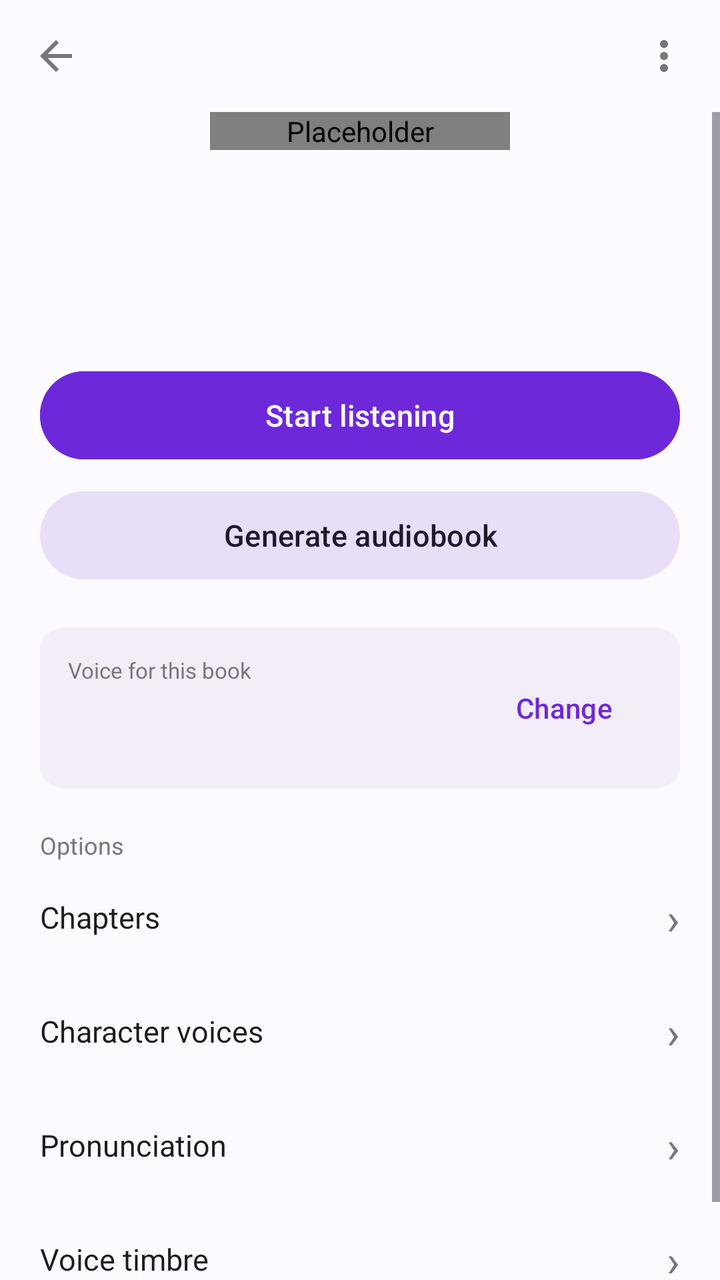
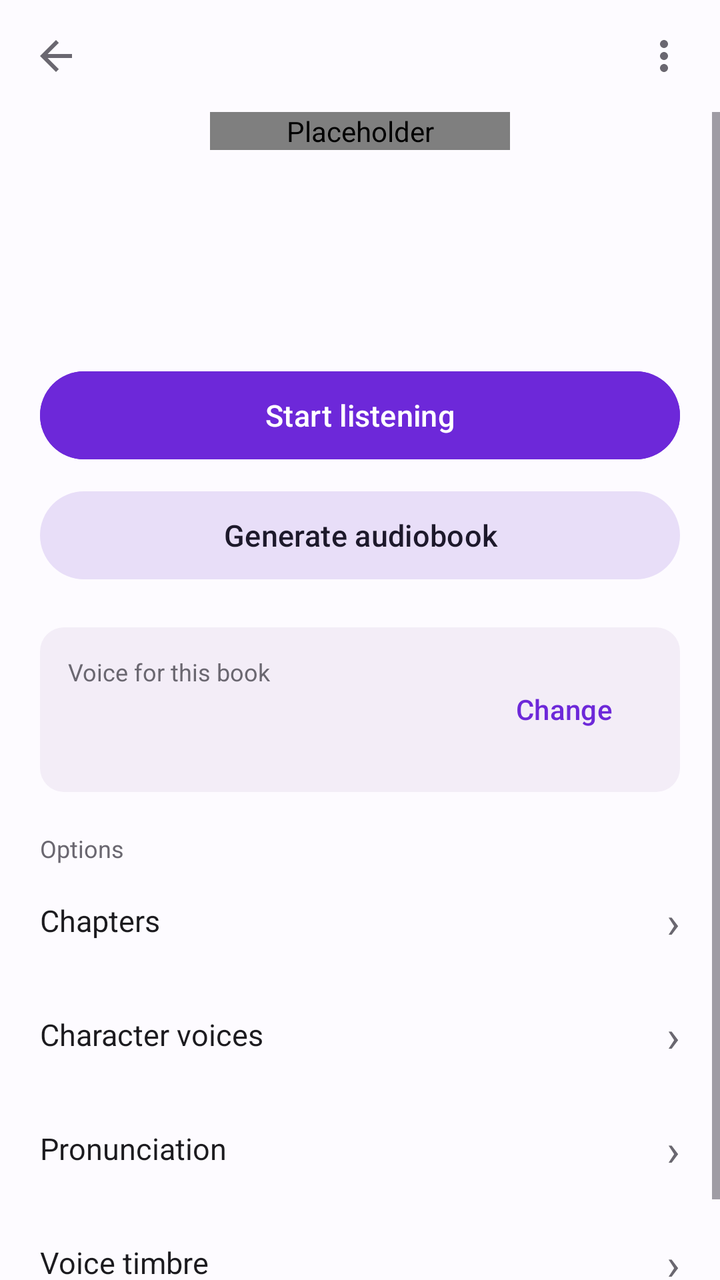

The first picture is an Android layout as it rendered before a commit; the second is the same layout after the commit. The layout source and the unified diff follow.
<!-- AndroidManifest.xml: application theme AppTheme -->
<!-- res/layout/activity_livro.xml -->
<?xml version="1.0" encoding="utf-8"?>
<LinearLayout
    xmlns:android="http://schemas.android.com/apk/res/android"
    xmlns:app="http://schemas.android.com/apk/res-auto"
    android:layout_width="match_parent"
    android:layout_height="match_parent"
    android:orientation="vertical"
    android:background="@color/color_background"
    android:fitsSystemWindows="true">

    <LinearLayout
        android:layout_width="match_parent"
        android:layout_height="56dp"
        android:orientation="horizontal"
        android:paddingStart="4dp"
        android:paddingEnd="4dp"
        android:gravity="center_vertical">

        <ImageButton
            android:id="@+id/btnVoltarLivro"
            android:layout_width="48dp"
            android:layout_height="48dp"
            android:background="@android:color/transparent"
            android:src="@drawable/ic_voltar"
            app:tint="@color/color_on_surface_dim"
            android:contentDescription="@string/cd_voltar"
            android:tooltipText="@string/cd_voltar"/>

        <View
            android:layout_width="0dp"
            android:layout_height="1dp"
            android:layout_weight="1"/>

        <ImageButton
            android:id="@+id/btnMaisLivro"
            android:layout_width="48dp"
            android:layout_height="48dp"
            android:background="@android:color/transparent"
            android:src="@drawable/ic_mais"
            app:tint="@color/color_on_surface_dim"
            android:contentDescription="@string/cd_mais_opcoes"
            android:tooltipText="@string/cd_mais_opcoes"/>
    </LinearLayout>

    <ScrollView
        android:layout_width="match_parent"
        android:layout_height="0dp"
        android:layout_weight="1"
        android:overScrollMode="never">

        <LinearLayout
            android:layout_width="match_parent"
            android:layout_height="wrap_content"
            android:orientation="vertical"
            android:paddingStart="20dp"
            android:paddingEnd="20dp"
            android:paddingBottom="24dp">

            <com.jonjonesbr.audiobookgen.ui.CapaView
                android:id="@+id/ivLivroCapaGrande"
                android:layout_width="150dp"
                android:layout_height="wrap_content"
                android:layout_gravity="center_horizontal"
                android:scaleType="centerCrop"
                android:contentDescription="@null"/>

            <TextView
                android:id="@+id/tvLivroTituloGrande"
                android:layout_width="match_parent"
                android:layout_height="wrap_content"
                android:layout_marginTop="16dp"
                android:gravity="center"
                android:fontFamily="@font/literata"
                android:textColor="@color/color_on_surface"
                android:textSize="22sp"
                android:textStyle="bold"/>

            <TextView
                android:id="@+id/tvLivroAutorGrande"
                android:layout_width="match_parent"
                android:layout_height="wrap_content"
                android:layout_marginTop="4dp"
                android:gravity="center"
                android:textColor="@color/color_on_surface_muted"
                android:textSize="14sp"/>

            <TextView
                android:id="@+id/tvLivroMeta"
                android:layout_width="match_parent"
                android:layout_height="wrap_content"
                android:layout_marginTop="6dp"
                android:gravity="center"
                android:textColor="@color/color_on_surface_dim"
                android:textSize="12sp"/>

            <ProgressBar
                android:id="@+id/pbLivroProgresso"
                style="?android:attr/progressBarStyleHorizontal"
                android:layout_width="match_parent"
                android:layout_height="wrap_content"
                android:layout_marginTop="16dp"
                android:max="1000"
                android:visibility="gone"/>

            <TextView
                android:id="@+id/tvLivroProgresso"
                android:layout_width="match_parent"
                android:layout_height="wrap_content"
                android:layout_marginTop="4dp"
                android:textColor="@color/color_on_surface_dim"
                android:textSize="12sp"
                android:visibility="gone"/>

            <Button
                android:id="@+id/btnLivroContinuar"
                android:layout_width="match_parent"
                android:layout_height="wrap_content"
                android:minHeight="52dp"
                android:layout_marginTop="16dp"
                android:text="@string/livro_comecar"
                android:textSize="15sp"
                android:backgroundTint="?attr/colorPrimary"
                android:textColor="?attr/colorOnPrimary"/>

            <Button
                android:id="@+id/btnLivroGerarAudiobook"
                style="@style/Widget.Material3.Button.TonalButton"
                android:layout_width="match_parent"
                android:layout_height="wrap_content"
                android:minHeight="52dp"
                android:layout_marginTop="8dp"
                android:text="@string/bib_acao_audiobook"
                android:textSize="15sp"/>

            <LinearLayout
                android:layout_width="match_parent"
                android:layout_height="wrap_content"
                android:layout_marginTop="20dp"
                android:orientation="horizontal"
                android:gravity="center_vertical"
                android:padding="14dp"
                android:background="@drawable/bg_card">

                <LinearLayout
                    android:layout_width="0dp"
                    android:layout_height="wrap_content"
                    android:layout_weight="1"
                    android:orientation="vertical">

                    <TextView
                        android:layout_width="match_parent"
                        android:layout_height="wrap_content"
                        android:text="@string/livro_voz_titulo"
                        android:textColor="@color/color_on_surface_dim"
                        android:textSize="11sp"/>

                    <TextView
                        android:id="@+id/tvLivroVozNome"
                        android:layout_width="match_parent"
                        android:layout_height="wrap_content"
                        android:textColor="@color/color_on_surface"
                        android:textSize="16sp"
                        android:textStyle="bold"/>

                    <TextView
                        android:id="@+id/tvLivroVozDetalhe"
                        android:layout_width="match_parent"
                        android:layout_height="wrap_content"
                        android:textColor="@color/color_on_surface_muted"
                        android:textSize="12sp"/>
                </LinearLayout>

                <Button
                    android:id="@+id/btnTrocarVozLivro"
                    style="@style/Widget.Material3.Button.TextButton"
                    android:layout_width="wrap_content"
                    android:layout_height="wrap_content"
                    android:text="@string/livro_trocar"
                    android:textColor="?attr/colorPrimary"/>
            </LinearLayout>

            <TextView
                android:layout_width="match_parent"
                android:layout_height="wrap_content"
                android:layout_marginTop="20dp"
                android:text="@string/livro_opcoes_titulo"
                android:textColor="@color/color_on_surface_dim"
                android:textSize="12sp"/>

            <LinearLayout
                android:id="@+id/linhaCapitulosLivro"
                android:layout_width="match_parent"
                android:layout_height="wrap_content"
                android:minHeight="56dp"
                android:gravity="center_vertical"
                android:orientation="horizontal"
                android:background="?attr/selectableItemBackground"
                android:clickable="true"
                android:focusable="true">

                <TextView
                    android:layout_width="0dp"
                    android:layout_height="wrap_content"
                    android:layout_weight="1"
                    android:text="@string/livro_op_capitulos"
                    android:textColor="@color/color_on_surface"
                    android:textSize="15sp"/>

                <TextView
                    android:layout_width="wrap_content"
                    android:layout_height="wrap_content"
                    android:text="›"
                    android:textColor="@color/color_on_surface_dim"
                    android:textSize="22sp"/>
            </LinearLayout>

            <View android:layout_width="match_parent" android:layout_height="1dp" android:background="@color/color_divider"/>

            <LinearLayout
                android:id="@+id/linhaPersonagensLivro"
                android:layout_width="match_parent"
                android:layout_height="wrap_content"
                android:minHeight="56dp"
                android:gravity="center_vertical"
                android:orientation="horizontal"
                android:background="?attr/selectableItemBackground"
                android:clickable="true"
                android:focusable="true">

                <TextView
                    android:layout_width="0dp"
                    android:layout_height="wrap_content"
                    android:layout_weight="1"
                    android:text="@string/livro_op_personagens"
                    android:textColor="@color/color_on_surface"
                    android:textSize="15sp"/>

                <TextView
                    android:layout_width="wrap_content"
                    android:layout_height="wrap_content"
                    android:text="›"
                    android:textColor="@color/color_on_surface_dim"
                    android:textSize="22sp"/>
            </LinearLayout>

            <View android:layout_width="match_parent" android:layout_height="1dp" android:background="@color/color_divider"/>

            <LinearLayout
                android:id="@+id/linhaPronunciaLivro"
                android:layout_width="match_parent"
                android:layout_height="wrap_content"
                android:minHeight="56dp"
                android:gravity="center_vertical"
                android:orientation="horizontal"
                android:background="?attr/selectableItemBackground"
                android:clickable="true"
                android:focusable="true">

                <TextView
                    android:layout_width="0dp"
                    android:layout_height="wrap_content"
                    android:layout_weight="1"
                    android:text="@string/livro_op_pronuncia"
                    android:textColor="@color/color_on_surface"
                    android:textSize="15sp"/>

                <TextView
                    android:layout_width="wrap_content"
                    android:layout_height="wrap_content"
                    android:text="›"
                    android:textColor="@color/color_on_surface_dim"
                    android:textSize="22sp"/>
            </LinearLayout>

            <View android:layout_width="match_parent" android:layout_height="1dp" android:background="@color/color_divider"/>

            <LinearLayout
                android:id="@+id/linhaTimbreLivro"
                android:layout_width="match_parent"
                android:layout_height="wrap_content"
                android:minHeight="56dp"
                android:gravity="center_vertical"
                android:orientation="horizontal"
                android:background="?attr/selectableItemBackground"
                android:clickable="true"
                android:focusable="true">

                <TextView
                    android:layout_width="0dp"
                    android:layout_height="wrap_content"
                    android:layout_weight="1"
                    android:text="@string/livro_op_timbre"
                    android:textColor="@color/color_on_surface"
                    android:textSize="15sp"/>

                <TextView
                    android:layout_width="wrap_content"
                    android:layout_height="wrap_content"
                    android:text="›"
                    android:textColor="@color/color_on_surface_dim"
                    android:textSize="22sp"/>
            </LinearLayout>
        </LinearLayout>
    </ScrollView>

    <include
        layout="@layout/view_mini_player"
        android:layout_width="match_parent"
        android:layout_height="wrap_content"/>
</LinearLayout>
<!-- res/layout/view_mini_player.xml (included above) -->
<?xml version="1.0" encoding="utf-8"?>
<LinearLayout
    xmlns:android="http://schemas.android.com/apk/res/android"
    xmlns:app="http://schemas.android.com/apk/res-auto"
    android:id="@+id/miniPlayerRoot"
    android:layout_width="match_parent"
    android:layout_height="wrap_content"
    android:orientation="vertical"
    android:background="@color/color_surface"
    android:elevation="8dp"
    android:visibility="gone">

    <View
        android:layout_width="match_parent"
        android:layout_height="1dp"
        android:background="@color/color_divider"/>

    
    <LinearLayout
        android:id="@+id/guidedIndicatorBar"
        android:layout_width="match_parent"
        android:layout_height="52dp"
        android:orientation="horizontal"
        android:gravity="center_vertical"
        android:paddingStart="14dp"
        android:paddingEnd="8dp"
        android:background="@color/color_surface"
        android:visibility="gone">

        <TextView
            android:id="@+id/guidedIndicatorText"
            android:layout_width="0dp"
            android:layout_height="wrap_content"
            android:layout_weight="1"
            android:maxLines="1"
            android:ellipsize="end"
            android:textSize="13sp"
            android:textStyle="bold"
            android:textColor="@color/color_on_surface"/>

        <ImageButton
            android:id="@+id/guidedIndicatorPlayPause"
            android:layout_width="48dp"
            android:layout_height="48dp"
            android:background="@android:color/transparent"
            android:padding="4dp"
            android:src="@drawable/ic_player_pause"
            app:tint="@color/color_primary"
            android:contentDescription="@string/cd_play_pause"
            android:tooltipText="@string/cd_play_pause"/>

    </LinearLayout>

    <LinearLayout
        android:id="@+id/miniPlayerBar"
        android:layout_width="match_parent"
        android:layout_height="56dp"
        android:orientation="horizontal"
        android:gravity="center_vertical"
        android:paddingStart="12dp"
        android:paddingEnd="8dp">

        <TextView
            android:id="@+id/miniPlayerNome"
            android:layout_width="0dp"
            android:layout_height="wrap_content"
            android:layout_weight="1"
            android:maxLines="1"
            android:ellipsize="end"
            android:textSize="13sp"
            android:textStyle="bold"
            android:textColor="@color/color_on_surface"/>

        <ImageButton
            android:id="@+id/miniPlayerPlayPause"
            android:layout_width="48dp"
            android:layout_height="48dp"
            android:background="@android:color/transparent"
            android:padding="4dp"
            android:src="@drawable/ic_player_play"
            app:tint="@color/color_primary"
            android:contentDescription="@string/cd_play_pause"
            android:tooltipText="@string/cd_play_pause"/>

        <ImageButton
            android:id="@+id/miniPlayerExpandir"
            android:layout_width="48dp"
            android:layout_height="48dp"
            android:background="@android:color/transparent"
            android:padding="6dp"
            android:src="@android:drawable/arrow_up_float"
            app:tint="@color/color_on_surface_muted"
            android:contentDescription="@string/cd_expandir_player"
            android:tooltipText="@string/cd_expandir_player"/>

        
        <ImageButton
            android:id="@+id/miniPlayerFechar"
            android:layout_width="40dp"
            android:layout_height="40dp"
            android:background="@android:color/transparent"
            android:padding="8dp"
            android:src="@drawable/ic_player_fechar"
            app:tint="@color/color_on_surface_muted"
            android:contentDescription="@string/cd_fechar_player"
            android:tooltipText="@string/cd_fechar_player"/>

    </LinearLayout>

    <LinearLayout
        android:id="@+id/miniPlayerExpanded"
        android:layout_width="match_parent"
        android:layout_height="wrap_content"
        android:orientation="vertical"
        android:paddingStart="12dp"
        android:paddingEnd="12dp"
        android:paddingBottom="8dp"
        android:visibility="gone">

        <TextView
            android:id="@+id/miniPlayerTempo"
            android:layout_width="match_parent"
            android:layout_height="wrap_content"
            android:gravity="end"
            android:textSize="11sp"
            android:textColor="@color/color_on_surface_muted"
            android:text="@string/tempo_inicial"/>

        <SeekBar
            android:id="@+id/miniPlayerSeek"
            android:layout_width="match_parent"
            android:layout_height="wrap_content"
            android:progressTint="@color/color_primary"/>

        <LinearLayout
            android:layout_width="match_parent"
            android:layout_height="wrap_content"
            android:gravity="center"
            android:orientation="horizontal"
            android:layout_marginTop="4dp">

            <Button
                android:id="@+id/miniPlayerRecuar"
                android:layout_width="wrap_content"
                android:layout_height="wrap_content"
android:text="@string/mini_player_recuar"
                    android:textColor="@color/color_on_surface"
                    android:textSize="12sp"
                    style="@style/Widget.Material3.Button.TextButton"/>

            <ImageButton
                android:id="@+id/miniPlayerPlayPauseGrande"
                android:layout_width="52dp"
                android:layout_height="52dp"
                android:background="@drawable/bg_play_button"
                android:src="@drawable/ic_player_play"
                app:tint="@color/color_on_surface"
                android:contentDescription="@string/cd_play_pause"
                android:tooltipText="@string/cd_play_pause"
                android:layout_marginStart="8dp"
                android:layout_marginEnd="8dp"/>

            <Button
                android:id="@+id/miniPlayerAvancar"
                android:layout_width="wrap_content"
                android:layout_height="wrap_content"
android:text="@string/mini_player_avancar"
                    android:textColor="@color/color_on_surface"
                    android:textSize="12sp"
                    style="@style/Widget.Material3.Button.TextButton"/>

            <Button
                android:id="@+id/miniPlayerSleepTimer"
                android:layout_width="wrap_content"
                android:layout_height="wrap_content"
                android:text="😴"
                android:textSize="16sp"
                android:textColor="@color/color_on_surface"
                android:background="@android:color/transparent"
                android:contentDescription="@string/cd_sleep_timer"
                android:layout_marginStart="8dp"/>

        </LinearLayout>

        <HorizontalScrollView
            android:layout_width="match_parent"
            android:layout_height="wrap_content"
            android:scrollbars="none"
            android:layout_marginTop="4dp">

        <LinearLayout
            android:layout_width="wrap_content"
            android:layout_height="wrap_content"
            android:layout_gravity="center_horizontal"
            android:orientation="horizontal"
            android:gravity="center">

            <Button
                android:id="@+id/miniPlayerVel075"
                android:layout_width="wrap_content"
                android:layout_height="wrap_content"
android:text="@string/mini_player_vel_075"
                    android:textColor="@color/color_on_surface"
                android:textSize="11sp"
                style="@style/Widget.Material3.Button.TextButton"/>

            <Button
                android:id="@+id/miniPlayerVel100"
                android:layout_width="wrap_content"
                android:layout_height="wrap_content"
android:text="@string/mini_player_vel_100"
                    android:textColor="@color/color_on_surface"
                android:textSize="11sp"
                style="@style/Widget.Material3.Button.TextButton"/>

            <Button
                android:id="@+id/miniPlayerVel125"
                android:layout_width="wrap_content"
                android:layout_height="wrap_content"
android:text="@string/mini_player_vel_125"
                    android:textColor="@color/color_on_surface"
                android:textSize="11sp"
                style="@style/Widget.Material3.Button.TextButton"/>

            <Button
                android:id="@+id/miniPlayerVel150"
                android:layout_width="wrap_content"
                android:layout_height="wrap_content"
android:text="@string/mini_player_vel_150"
                    android:textColor="@color/color_on_surface"
                android:textSize="11sp"
                style="@style/Widget.Material3.Button.TextButton"/>

            <Button
                android:id="@+id/miniPlayerVel200"
                android:layout_width="wrap_content"
                android:layout_height="wrap_content"
android:text="@string/mini_player_vel_200"
                    android:textColor="@color/color_on_surface"
                android:textSize="11sp"
                style="@style/Widget.Material3.Button.TextButton"/>

        </LinearLayout>

        </HorizontalScrollView>

        <Button
            android:id="@+id/miniPlayerLerLivro"
            android:layout_width="wrap_content"
            android:layout_height="wrap_content"
            android:layout_gravity="center_horizontal"
            android:layout_marginTop="4dp"
            android:text="@string/mini_player_ler_livro"
            android:textColor="@color/color_on_surface"
            android:textSize="12sp"
            android:background="@android:color/transparent"
            android:visibility="gone"
            style="@style/Widget.Material3.Button.TextButton"/>

        <Button
            android:id="@+id/miniPlayerCapitulos"
            android:layout_width="wrap_content"
            android:layout_height="wrap_content"
            android:layout_gravity="center_horizontal"
            android:layout_marginTop="4dp"
            android:text="@string/action_capitulos"
            android:textColor="@color/color_on_surface"
            android:textSize="12sp"
            android:background="@android:color/transparent"
            android:visibility="gone"
            style="@style/Widget.Material3.Button.TextButton"/>

    </LinearLayout>

</LinearLayout>
<!-- resources referenced by this layout -->
<resources>
  <string name="action_capitulos">Chapters</string>
  <string name="bib_acao_audiobook">Generate audiobook</string>
  <string name="cd_expandir_player">Expand player</string>
  <string name="cd_fechar_player">Close player</string>
  <string name="cd_mais_opcoes">More options</string>
  <string name="cd_play_pause">Play/Pause</string>
  <string name="cd_sleep_timer">Sleep timer</string>
  <string name="cd_voltar">Back</string>
  <string name="livro_comecar">Start listening</string>
  <string name="livro_op_capitulos">Chapters</string>
  <string name="livro_op_personagens">Character voices</string>
  <string name="livro_op_pronuncia">Pronunciation</string>
  <string name="livro_op_timbre">Voice timbre</string>
  <string name="livro_opcoes_titulo">Options</string>
  <string name="livro_trocar">Change</string>
  <string name="livro_voz_titulo">Voice for this book</string>
  <string name="mini_player_avancar">+15s</string>
  <string name="mini_player_ler_livro">📖 Read this book</string>
  <string name="mini_player_recuar">-15s</string>
  <string name="mini_player_vel_075">0.75x</string>
  <string name="mini_player_vel_100">1x</string>
  <string name="mini_player_vel_125">1.25x</string>
  <string name="mini_player_vel_150">1.5x</string>
  <string name="mini_player_vel_200">2x</string>
  <string name="tempo_inicial">0:00 / 0:00</string>
  <style name="AppTheme" parent="Theme.Material3.DayNight.NoActionBar">
          <item name="colorPrimary">#6D28D9</item>
          <item name="colorAccent">#6D28D9</item>
          <item name="colorControlActivated">#6D28D9</item>
          <item name="android:colorControlActivated">#6D28D9</item>
          <item name="colorOnPrimary">#FFFFFF</item>
          <item name="colorPrimaryContainer">#E8DEF8</item>
          <item name="colorOnPrimaryContainer">#1D192B</item>
          <item name="colorSecondaryContainer">#E8DEF8</item>
          <item name="colorOnSecondaryContainer">#1D192B</item>
          <item name="colorError">#BA1A1A</item>
          <item name="colorOnError">#FFFFFF</item>
          <item name="colorSurface">#FDFBFF</item>
          <item name="colorOnSurface">#1C1B1F</item>
          <item name="colorSurfaceVariant">#ECE6F0</item>
          <item name="colorOnSurfaceVariant">#5F5D66</item>
          <item name="colorOutline">#CAC4D0</item>
          <item name="colorOutlineVariant">#EAE6EE</item>
          <item name="colorSurfaceContainer">#F3EDF7</item>
          <item name="colorSurfaceContainerHigh">#ECE6F0</item>
          <item name="colorSurfaceContainerHighest">#ECE6F0</item>
          <item name="android:colorBackground">#FDFBFF</item>
  
          
          <item name="android:statusBarColor">#FDFBFF</item>
          <item name="android:navigationBarColor">#FDFBFF</item>
          <item name="android:windowLightStatusBar">true</item>
          <item name="android:windowLightNavigationBar" tools:targetApi="27">true</item>
  
          
          <item name="lylyFundo">#FDFBFF</item>
          <item name="lylySuperficie">#F3EDF7</item>
          <item name="lylySuperficie2">#ECE6F0</item>
          <item name="lylyTexto">#1C1B1F</item>
          <item name="lylyTextoMedio">#2B2930</item>
          <item name="lylyTextoSecundario">#5F5D66</item>
          <item name="lylyTextoTerciario">#79747E</item>
          <item name="lylyTextoFraco">#8A8790</item>
          <item name="lylyContorno">#CAC4D0</item>
          <item name="lylyDivisor">#EAE6EE</item>
          <item name="lylyDivisorFraco">#F1EDF5</item>
          <item name="lylyTonal">#E8DEF8</item>
          <item name="lylyNaTonal">#1D192B</item>
          <item name="lylySucessoSuperficie">#E6F4EA</item>
          <item name="lylyDestaqueLeitura">#EADDFF</item>
          <item name="lylyFundoLeitura">#FDFBFF</item>
          <item name="lylyTextoLeitura">#2B2930</item>
          <item name="lylyBarraNavegacao">#F3EDF7</item>
          <item name="lylyProgresso">#7C3AED</item>
      </style>
  <!-- unchanged entries left out for length: 7 -->
</resources>

<!-- the commit's change to res/layout/activity_livro.xml (unified diff, before → after) -->
@@ -152,7 +152,7 @@
                         android:layout_height="wrap_content"
                         android:text="@string/livro_voz_titulo"
                         android:textColor="@color/color_on_surface_dim"
-                        android:textSize="11sp"/>
+                        android:textSize="12sp"/>
 
                     <TextView
                         android:id="@+id/tvLivroVozNome"
@@ -407,8 +407,8 @@
         
         <ImageButton
             android:id="@+id/miniPlayerFechar"
-            android:layout_width="40dp"
-            android:layout_height="40dp"
+            android:layout_width="48dp"
+            android:layout_height="48dp"
             android:background="@android:color/transparent"
             android:padding="8dp"
             android:src="@drawable/ic_player_fechar"
@@ -433,7 +433,7 @@
             android:layout_width="match_parent"
             android:layout_height="wrap_content"
             android:gravity="end"
-            android:textSize="11sp"
+            android:textSize="12sp"
             android:textColor="@color/color_on_surface_muted"
             android:text="@string/tempo_inicial"/>
 
@@ -512,7 +512,7 @@ android:text="@string/mini_player_avancar"
                 android:layout_height="wrap_content"
 android:text="@string/mini_player_vel_075"
                     android:textColor="@color/color_on_surface"
-                android:textSize="11sp"
+                android:textSize="12sp"
                 style="@style/Widget.Material3.Button.TextButton"/>
 
             <Button
@@ -521,7 +521,7 @@ android:text="@string/mini_player_vel_075"
                 android:layout_height="wrap_content"
 android:text="@string/mini_player_vel_100"
                     android:textColor="@color/color_on_surface"
-                android:textSize="11sp"
+                android:textSize="12sp"
                 style="@style/Widget.Material3.Button.TextButton"/>
 
             <Button
@@ -530,7 +530,7 @@ android:text="@string/mini_player_vel_100"
                 android:layout_height="wrap_content"
 android:text="@string/mini_player_vel_125"
                     android:textColor="@color/color_on_surface"
-                android:textSize="11sp"
+                android:textSize="12sp"
                 style="@style/Widget.Material3.Button.TextButton"/>
 
             <Button
@@ -539,7 +539,7 @@ android:text="@string/mini_player_vel_125"
                 android:layout_height="wrap_content"
 android:text="@string/mini_player_vel_150"
                     android:textColor="@color/color_on_surface"
-                android:textSize="11sp"
+                android:textSize="12sp"
                 style="@style/Widget.Material3.Button.TextButton"/>
 
             <Button
@@ -548,7 +548,7 @@ android:text="@string/mini_player_vel_150"
                 android:layout_height="wrap_content"
 android:text="@string/mini_player_vel_200"
                     android:textColor="@color/color_on_surface"
-                android:textSize="11sp"
+                android:textSize="12sp"
                 style="@style/Widget.Material3.Button.TextButton"/>
 
         </LinearLayout>
<!-- resource entries referenced after the edit -->
@@ -61,8 +61,8 @@
           <item name="lylyTexto">#1C1B1F</item>
           <item name="lylyTextoMedio">#2B2930</item>
           <item name="lylyTextoSecundario">#5F5D66</item>
-          <item name="lylyTextoTerciario">#79747E</item>
-          <item name="lylyTextoFraco">#8A8790</item>
+          <item name="lylyTextoTerciario">#6A6770</item>
+          <item name="lylyTextoFraco">#6B6770</item>
           <item name="lylyContorno">#CAC4D0</item>
           <item name="lylyDivisor">#EAE6EE</item>
           <item name="lylyDivisorFraco">#F1EDF5</item>
